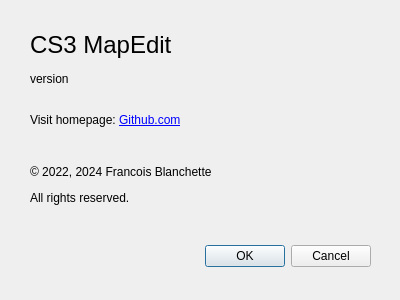
Qt form src/dlgabout.ui (cfrankb/cs4-map-edit) before a commit.
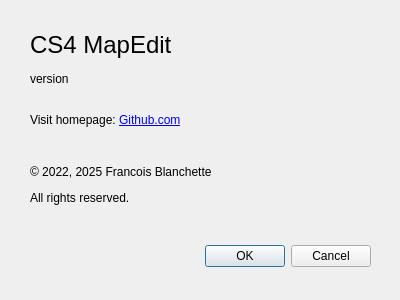
The same form after that commit. Icons and pictures are not drawn.

Patch:
```diff
--- a/src/dlgabout.ui
+++ b/src/dlgabout.ui
@@ -51,7 +51,7 @@
     </rect>
    </property>
    <property name="text">
-    <string>&lt;html&gt;&lt;head/&gt;&lt;body&gt;&lt;p&gt;&lt;span style=&quot; font-size:18pt;&quot;&gt;CS3 MapEdit&lt;/span&gt;&lt;/p&gt;&lt;/body&gt;&lt;/html&gt;</string>
+    <string>&lt;html&gt;&lt;head/&gt;&lt;body&gt;&lt;p&gt;&lt;span style=&quot; font-size:18pt;&quot;&gt;CS4 MapEdit&lt;/span&gt;&lt;/p&gt;&lt;/body&gt;&lt;/html&gt;</string>
    </property>
   </widget>
   <widget class="QLabel" name="label_2">
@@ -64,7 +64,7 @@
     </rect>
    </property>
    <property name="text">
-    <string>&lt;html&gt;&lt;head/&gt;&lt;body&gt;&lt;p&gt;© 2022, 2024 Francois Blanchette&lt;/p&gt;&lt;p&gt;All rights reserved.&lt;/p&gt;&lt;/body&gt;&lt;/html&gt;</string>
+    <string>&lt;html&gt;&lt;head/&gt;&lt;body&gt;&lt;p&gt;© 2022, 2025 Francois Blanchette&lt;/p&gt;&lt;p&gt;All rights reserved.&lt;/p&gt;&lt;/body&gt;&lt;/html&gt;</string>
    </property>
   </widget>
   <widget class="QLabel" name="label_3">
```
Left out of the diff: 2 changed lines with no effect on the pictures.
